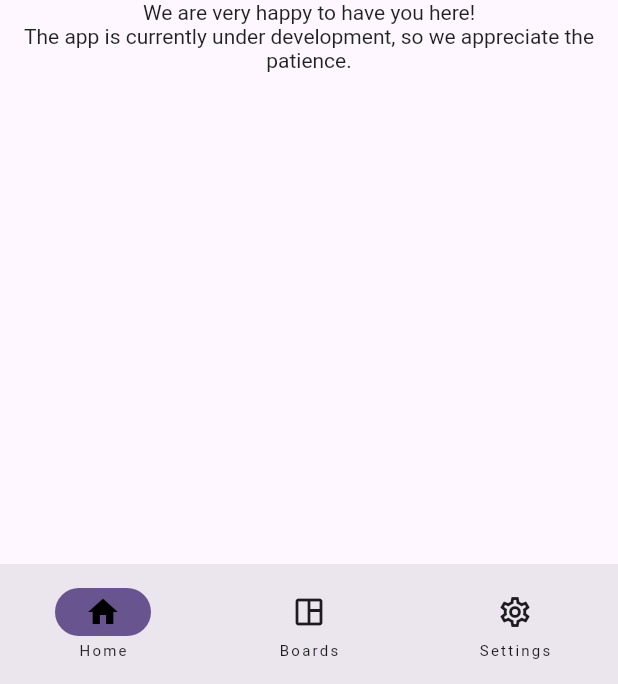
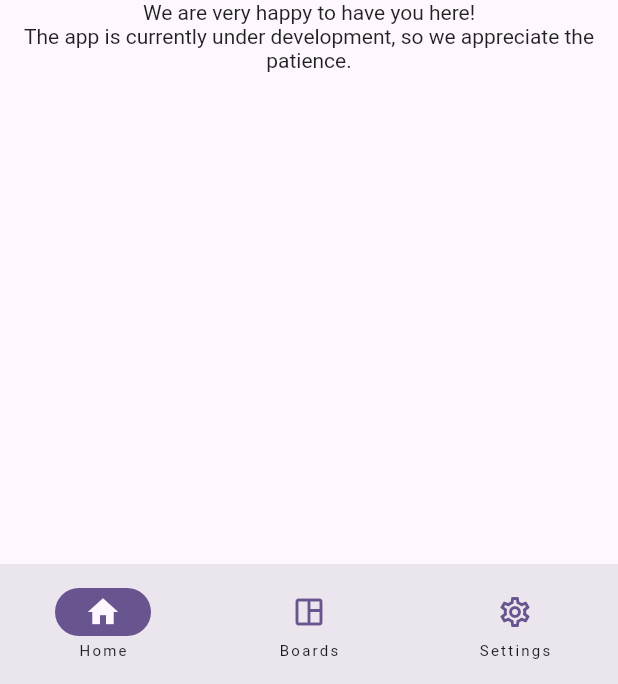
Before and after one commit to thaleslagemann/boarder, a Flutter app: the screen it shows once a user with an empty profile is signed in, on a phone screen of 412 x 824 dp, the part 552-1236 px from its top. Run offline on Flutter 3.47's test engine with Material 2 defaults, Android fonts, the light colour scheme and no system bars; our stand-ins replace dropdown_button2, firebase_auth, firebase_core, get, loading_animation_widget, settings_ui and 1 more; missing offline and left inert: drag_and_drop_lists, firebase_ui_auth; accounts and stored records are empty.

Commit message:
feat: change navigation bar colors

```diff
--- a/lib/app_body.dart
+++ b/lib/app_body.dart
@@ -97,39 +97,48 @@ class AppBodyState extends State<AppBody> {
               NavigationDestination(
                 icon: Icon(
                   Icons.home,
-                  color: Colors.black,
+                  color: Theme.of(context).colorScheme.surface,
                 ),
                 label: 'Home',
               ),
             if (selectedIndex != 0)
               NavigationDestination(
-                icon: Icon(Icons.home_outlined),
+                icon: Icon(
+                  Icons.home_outlined,
+                  color: Theme.of(context).colorScheme.primary,
+                ),
                 label: 'Home',
               ),
             if (selectedIndex == 1)
               NavigationDestination(
                 icon: Icon(
                   Icons.space_dashboard,
-                  color: Colors.black,
+                  color: Theme.of(context).colorScheme.surface,
                 ),
                 label: 'Boards',
               ),
             if (selectedIndex != 1)
               NavigationDestination(
-                icon: Icon(Icons.space_dashboard_outlined),
+                icon: Icon(
+                  Icons.space_dashboard_outlined,
+                  color: Theme.of(context).colorScheme.primary,
+                ),
                 label: 'Boards',
               ),
             if (selectedIndex == 2)
               NavigationDestination(
                 icon: Icon(
                   Icons.settings,
-                  color: Colors.black,
+                  color: Theme.of(context).colorScheme.surface,
                 ),
                 label: 'Settings',
               ),
             if (selectedIndex != 2)
               NavigationDestination(
-                icon: Icon(Icons.settings_outlined),
+                icon: Icon(
+                  Icons.settings_outlined,
+                  color: Theme.of(context).colorScheme.primary,
+                ),
                 label: 'Settings',
               ),
           ],
```
